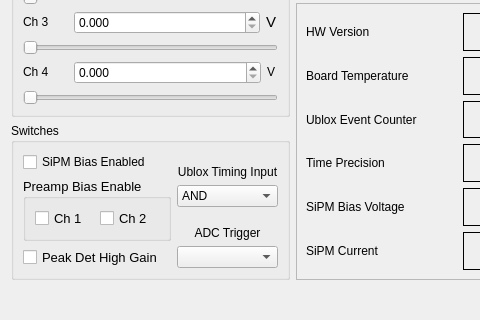
MuonPi/muondetector, file muondetector-gui/src/main/parametermonitorform.ui: the form before one commit; both pictures show x 0 to 480 and y 266 to 586 of the 613 by 586 pixel window.
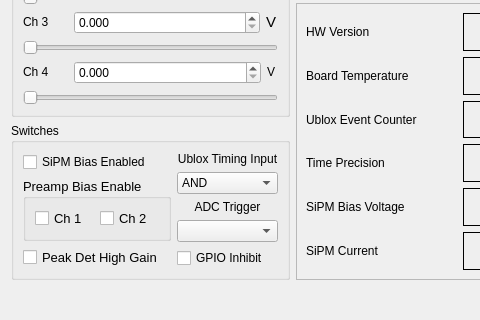
The form after the commit. Custom widgets are drawn as their Qt base class.

```diff
--- a/muondetector-gui/src/main/parametermonitorform.ui
+++ b/muondetector-gui/src/main/parametermonitorform.ui
@@ -1333,7 +1333,7 @@
       <string>Switches</string>
      </property>
      <layout class="QGridLayout" name="gridLayout_4">
-      <item row="0" column="0" rowspan="2">
+      <item row="0" column="0" rowspan="3">
        <layout class="QVBoxLayout" name="verticalLayout">
         <item>
          <widget class="QCheckBox" name="biasEnCheckBox">
@@ -1497,6 +1497,13 @@
         </item>
        </layout>
       </item>
+      <item row="2" column="1">
+       <widget class="QCheckBox" name="gpioInhibitCheckBox">
+        <property name="text">
+         <string>GPIO Inhibit</string>
+        </property>
+       </widget>
+      </item>
      </layout>
     </widget>
    </item>
```
